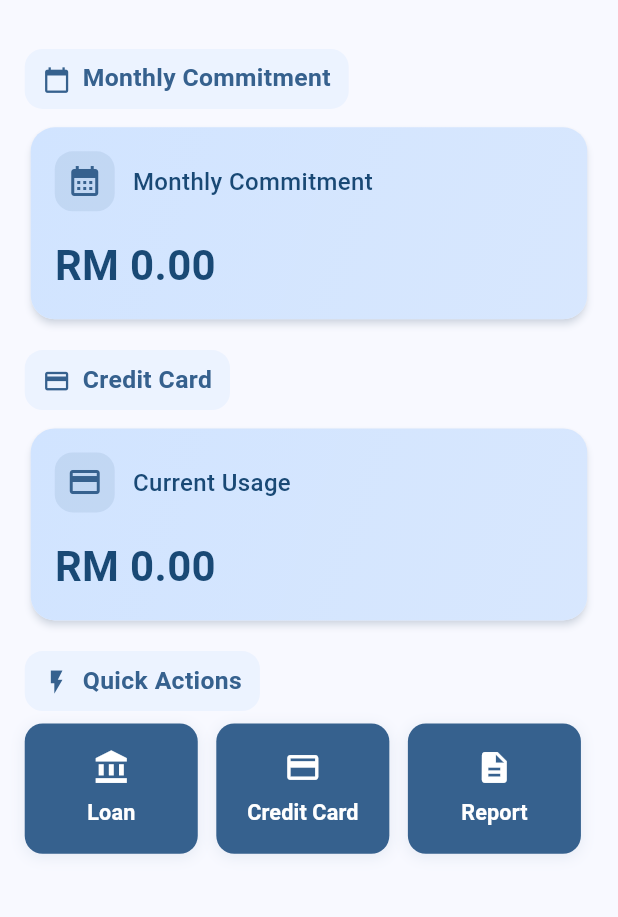
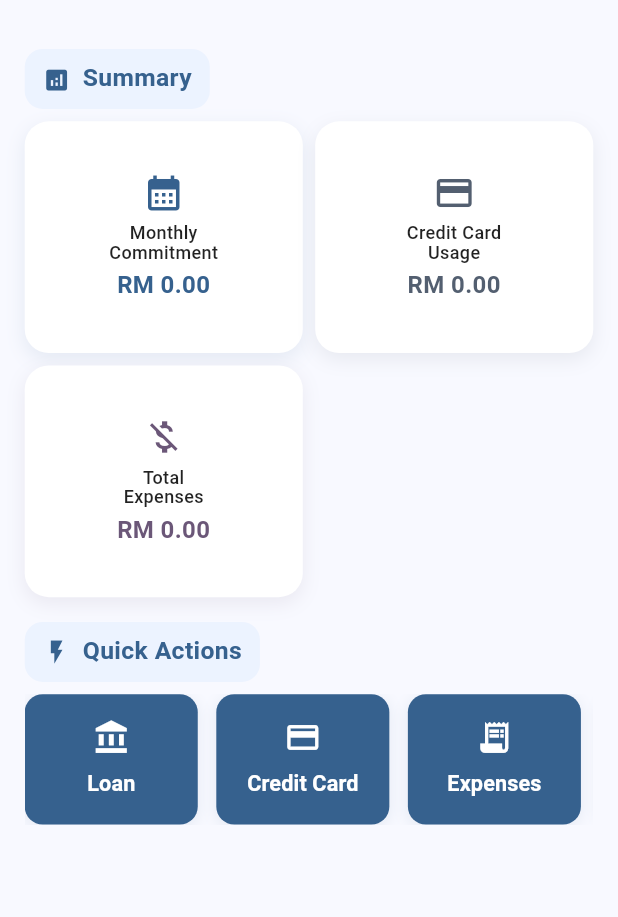
Before and after one commit to MuhammadSyahmi98/track_money, a Flutter app: the screen it shows after launch, on a phone screen of 412 x 824 dp, the part 110-1027 px from its top. Run offline on Flutter 3.47's test engine with Material 3 defaults, Android fonts, the phone set to English and light mode, and no system bars; our stand-ins replace sqflite; accounts and stored records are empty.

Commit message:
Add expenses page

```diff
--- a/lib/pages/home_page.dart
+++ b/lib/pages/home_page.dart
@@ -1,12 +1,13 @@
 import 'package:flutter/material.dart';
 import 'package:intl/intl.dart';
 import '../widgets/section_header.dart';
-import '../widgets/summary_card.dart';
+// import '../widgets/summary_card.dart';
 import '../widgets/quick_action_button.dart';
 import 'loans/loan_page.dart';
 import 'credits/credit_card_page.dart';
 import 'report_page.dart';
 import '../database/database_helper.dart';
+import 'expenses/expense_page.dart';
 
 class HomePage extends StatefulWidget {
   const HomePage({super.key});
@@ -18,6 +19,7 @@ class HomePage extends StatefulWidget {
 class _HomePageState extends State<HomePage> {
   double _monthlyCommitment = 0.0;
   double _creditCardUsage = 0.0;
+  double _totalExpenses = 0.0;
 
   final _currencyFormat = NumberFormat.currency(
     locale: 'ms_MY',
@@ -39,11 +41,19 @@ class _HomePageState extends State<HomePage> {
     });
   }
 
+  Future<void> _loadTotalExpenses() async {
+    final total = await DatabaseHelper.instance.getTotalExpenses();
+    setState(() {
+      _totalExpenses = total;
+    });
+  }
+
   @override
   void initState() {
     super.initState();
     _loadMonthlyCommitment();
     _loadCreditCardUsage();
+    _loadTotalExpenses();
   }
 
   @override
@@ -75,25 +85,10 @@ class _HomePageState extends State<HomePage> {
                   _buildHeader(context, size),
                   SizedBox(height: size.height * 0.02),
 
-                  // Monthly Commitment Section
-                  const SectionHeader(title: 'Monthly Commitment', icon: Icons.calendar_today),
+                  // Summary Section
+                  const SectionHeader(title: 'Summary', icon: Icons.analytics),
                   SizedBox(height: size.height * 0.01),
-                  SummaryCard(
-                    title: 'Monthly Commitment',
-                    amount: _currencyFormat.format(_monthlyCommitment),
-                    icon: Icons.calendar_month,
-                  ),
-
-                  SizedBox(height: size.height * 0.02),
-
-                  // Credit Card Section
-                  const SectionHeader(title: 'Credit Card', icon: Icons.credit_card),
-                  SizedBox(height: size.height * 0.01),
-                  SummaryCard(
-                    title: 'Current Usage',
-                    amount: _currencyFormat.format(_creditCardUsage),
-                    icon: Icons.credit_card,
-                  ),
+                  _buildSummaryGrid(context, size),
 
                   SizedBox(height: size.height * 0.02),
 
@@ -108,6 +103,88 @@ class _HomePageState extends State<HomePage> {
             ),
           ),
         ),
+      ),
+    );
+  }
+
+  Widget _buildSummaryGrid(BuildContext context, Size size) {
+    return LayoutBuilder(
+      builder: (context, constraints) {
+        // Calculate the number of columns based on screen width
+        final isWideScreen = constraints.maxWidth > 600;
+        final columnCount = isWideScreen ? 3 : 2;
+
+        return GridView.count(
+          crossAxisCount: columnCount,
+          shrinkWrap: true,
+          physics: const NeverScrollableScrollPhysics(),
+          crossAxisSpacing: size.width * 0.02,
+          mainAxisSpacing: size.width * 0.02,
+          childAspectRatio: isWideScreen ? 1.5 : 1.2,
+          children: [
+            _buildSummaryItem(
+              'Monthly\nCommitment',
+              _monthlyCommitment,
+              Icons.calendar_month,
+              Theme.of(context).colorScheme.primary,
+            ),
+            _buildSummaryItem(
+              'Credit Card\nUsage',
+              _creditCardUsage,
+              Icons.credit_card,
+              Theme.of(context).colorScheme.secondary,
+            ),
+            _buildSummaryItem(
+              'Total\nExpenses',
+              _totalExpenses,
+              Icons.money_off,
+              Theme.of(context).colorScheme.tertiary,
+            ),
+          ],
+        );
+      },
+    );
+  }
+
+  Widget _buildSummaryItem(String title, double amount, IconData icon, Color color) {
+    return Container(
+      decoration: BoxDecoration(
+        color: Colors.white,
+        borderRadius: BorderRadius.circular(16),
+        boxShadow: [
+          BoxShadow(
+            color: color.withOpacity(0.1),
+            blurRadius: 10,
+            offset: const Offset(0, 4),
+          ),
+        ],
+      ),
+      child: Column(
+        mainAxisAlignment: MainAxisAlignment.center,
+        children: [
+          Icon(icon, size: 28, color: color), // Slightly reduced icon size
+          const SizedBox(height: 6), // Reduced spacing
+          Text(
+            title,
+            style: TextStyle(
+              fontSize: 12, // Reduced from 14
+              fontWeight: FontWeight.w500,
+              color: Colors.black87,
+              height: 1.1, // Tighter line height for multiline text
+            ),
+            textAlign: TextAlign.center,
+          ),
+          const SizedBox(height: 4),
+          Text(
+            _currencyFormat.format(amount),
+            style: TextStyle(
+              fontSize: 16, // Slightly reduced from 18
+              fontWeight: FontWeight.bold,
+              color: color,
+            ),
+            textAlign: TextAlign.center,
+          ),
+        ],
       ),
     );
   }
@@ -167,6 +244,17 @@ class _HomePageState extends State<HomePage> {
           ),
           SizedBox(width: size.width * 0.03),
           QuickActionButton(
+            label: 'Expenses',
+            icon: Icons.receipt_long,
+            onPressed: () => Navigator.push(
+              context,
+              MaterialPageRoute(builder: (context) => const ExpensesPage()),
+            ).then((_) {
+              _loadTotalExpenses();
+            }),
+          ),
+          SizedBox(width: size.width * 0.03),
+          QuickActionButton(
             label: 'Report',
             icon: Icons.description,
             onPressed: () => Navigator.push(
```
Also changed, not shown: lib/database/database_helper.dart (+63 -1 lines), lib/pages/expenses/create_expense_page.dart (added, +216 -0 lines), lib/pages/expenses/expense_page.dart (added, +274 -0 lines), lib/pages/report_page.dart (+52 -0 lines).
